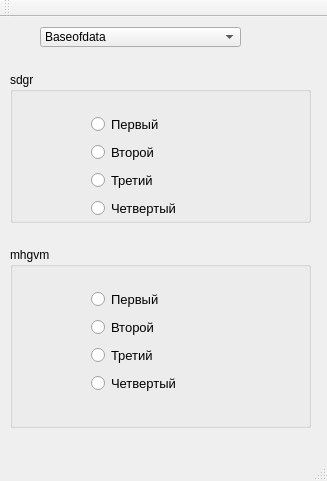
First picture: the form in mainwindow.ui, repository BatyrshinBPO-16-01/Lab1Interface, before the edit.
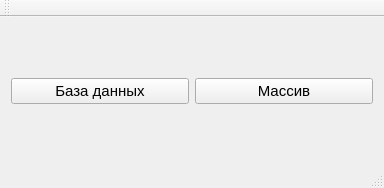
Second picture: the form after the edit.

```diff
--- a/mainwindow.ui
+++ b/mainwindow.ui
@@ -6,180 +6,44 @@
    <rect>
     <x>0</x>
     <y>0</y>
-    <width>327</width>
-    <height>481</height>
+    <width>384</width>
+    <height>188</height>
    </rect>
   </property>
   <property name="windowTitle">
    <string>Сортировка</string>
   </property>
   <widget class="QWidget" name="centralWidget">
-   <widget class="QGroupBox" name="groupBox">
-    <property name="geometry">
-     <rect>
-      <x>10</x>
-      <y>55</y>
-      <width>301</width>
-      <height>151</height>
-     </rect>
-    </property>
-    <property name="title">
-     <string>sdgr</string>
-    </property>
-    <widget class="QWidget" name="">
-     <property name="geometry">
-      <rect>
-       <x>70</x>
-       <y>30</y>
-       <width>121</width>
-       <height>131</height>
-      </rect>
-     </property>
-     <layout class="QVBoxLayout" name="verticalLayout_2">
+   <layout class="QGridLayout" name="gridLayout">
+    <item row="0" column="0">
+     <layout class="QHBoxLayout" name="horizontalLayout">
       <item>
-       <widget class="QRadioButton" name="radioButton_3">
+       <widget class="QPushButton" name="pushButton">
         <property name="font">
          <font>
-          <pointsize>10</pointsize>
+          <pointsize>11</pointsize>
          </font>
         </property>
         <property name="text">
-         <string>Первый</string>
+         <string>База данных</string>
         </property>
        </widget>
       </item>
       <item>
-       <widget class="QRadioButton" name="radioButton_4">
+       <widget class="QPushButton" name="pushButton_2">
         <property name="font">
          <font>
-          <pointsize>10</pointsize>
+          <pointsize>11</pointsize>
          </font>
         </property>
         <property name="text">
-         <string>Второй</string>
+         <string>Массив</string>
         </property>
        </widget>
       </item>
-      <item>
-       <widget class="QRadioButton" name="radioButton_5">
-        <property name="font">
-         <font>
-          <pointsize>10</pointsize>
-         </font>
-        </property>
-        <property name="text">
-         <string>Третий</string>
-        </property>
-       </widget>
-      </item>
-      <item>
-       <widget class="QRadioButton" name="radioButton_6">
-        <property name="font">
-         <font>
-          <pointsize>10</pointsize>
-         </font>
-        </property>
-        <property name="text">
-         <string>Четвертый</string>
-        </property>
-       </widget>
-      </item>
      </layout>
-    </widget>
-   </widget>
-   <widget class="QGroupBox" name="groupBox_2">
-    <property name="geometry">
-     <rect>
-      <x>10</x>
-      <y>230</y>
-      <width>301</width>
-      <height>181</height>
-     </rect>
-    </property>
-    <property name="title">
-     <string>mhgvm </string>
-    </property>
-    <widget class="QWidget" name="layoutWidget">
-     <property name="geometry">
-      <rect>
-       <x>70</x>
-       <y>30</y>
-       <width>121</width>
-       <height>131</height>
-      </rect>
-     </property>
-     <layout class="QVBoxLayout" name="verticalLayout_3">
-      <item>
-       <widget class="QRadioButton" name="radioButton_7">
-        <property name="font">
-         <font>
-          <pointsize>10</pointsize>
-         </font>
-        </property>
-        <property name="text">
-         <string>Первый</string>
-        </property>
-       </widget>
-      </item>
-      <item>
-       <widget class="QRadioButton" name="radioButton_8">
-        <property name="font">
-         <font>
-          <pointsize>10</pointsize>
-         </font>
-        </property>
-        <property name="text">
-         <string>Второй</string>
-        </property>
-       </widget>
-      </item>
-      <item>
-       <widget class="QRadioButton" name="radioButton_9">
-        <property name="font">
-         <font>
-          <pointsize>10</pointsize>
-         </font>
-        </property>
-        <property name="text">
-         <string>Третий</string>
-        </property>
-       </widget>
-      </item>
-      <item>
-       <widget class="QRadioButton" name="radioButton_10">
-        <property name="font">
-         <font>
-          <pointsize>10</pointsize>
-         </font>
-        </property>
-        <property name="text">
-         <string>Четвертый</string>
-        </property>
-       </widget>
-      </item>
-     </layout>
-    </widget>
-   </widget>
-   <widget class="QComboBox" name="comboBox">
-    <property name="geometry">
-     <rect>
-      <x>40</x>
-      <y>10</y>
-      <width>201</width>
-      <height>20</height>
-     </rect>
-    </property>
-    <item>
-     <property name="text">
-      <string>Baseofdata</string>
-     </property>
     </item>
-    <item>
-     <property name="text">
-      <string>Massiv</string>
-     </property>
-    </item>
-   </widget>
+   </layout>
   </widget>
   <widget class="QMenuBar" name="menuBar">
    <property name="geometry">
```
Left out of the diff: 2 changed lines with no effect on the pictures.
